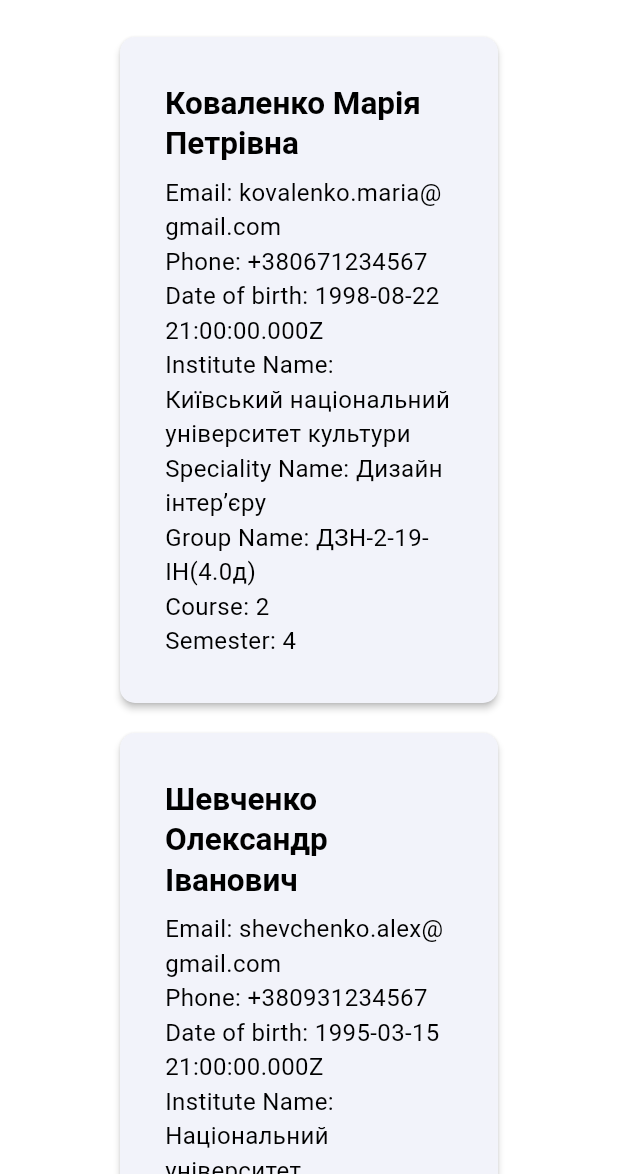
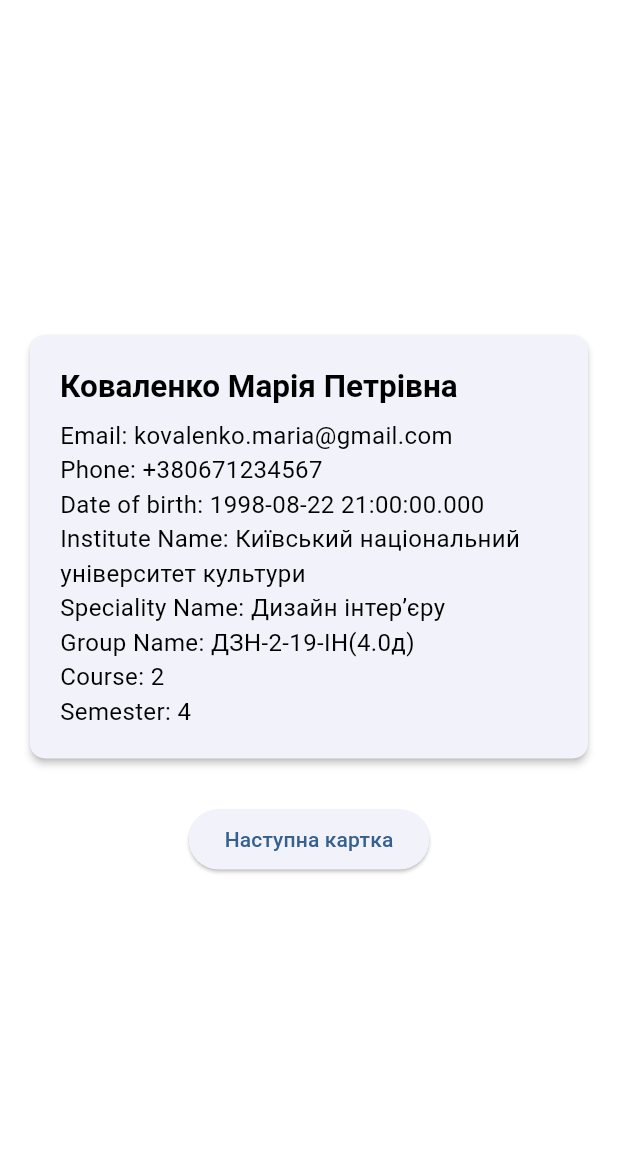
Before and after one commit to Oleksandra-ai/student_card, a Flutter app: the screen it shows after launch, on a phone screen of 412 x 824 dp, the part 62-1236 px from its top. Run offline on Flutter 3.47's test engine with Material 3 defaults, Android fonts, the phone set to English and light mode, and no system bars; our stand-ins replace flutter_riverpod.

Commit message:
Оновлення роботи карточок

```diff
--- a/lib/providers/providers.dart
+++ b/lib/providers/providers.dart
@@ -2,6 +2,10 @@ import 'package:flutter_riverpod/flutter_riverpod.dart';
 import '../models/student.dart';
 import '../view_models/student_view.dart';
 
+/*final studentProvider = StateNotifierProvider<StudentViewModel, List<Student>>(
+      (ref) => StudentViewModel()..fetchStudents(),
+);*/
+
 final studentProvider = StateNotifierProvider<StudentViewModel, List<Student>>(
       (ref) => StudentViewModel()..fetchStudents(),
 );
--- a/lib/theme/material.dart
+++ /dev/null
@@ -1,52 +0,0 @@
-class Student {
-  final String lastName;
-  final String firstName;
-  final String middleName;
-  final DateTime dateOfBirth;
-  final String contactPhones;
-  final String emailAddress;
-  final String sex;
-  final String instituteName;
-  final String specialityName;
-  final String groupName;
-  final String course;
-  final String semester;
-  final String code;
-  final String hashId;
-
-  Student({
-    required this.lastName,
-    required this.firstName,
-    required this.middleName,
-    required this.dateOfBirth,
-    required this.contactPhones,
-    required this.emailAddress,
-    required this.sex,
-    required this.instituteName,
-    required this.specialityName,
-    required this.groupName,
-    required this.course,
-    required this.semester,
-    required this.code,
-    required this.hashId,
-  });
-
-  factory Student.fromJson(Map<String, dynamic> json) {
-    return Student(
-      lastName: json['last_name'],
-      firstName: json['first_name'],
-      middleName: json['middle_name'],
-      dateOfBirth: DateTime.parse(json['date_of_birth']),
-      contactPhones: json['contact_phones'],
-      emailAddress: json['email_address'], // Відповідає JSON
-      sex: json['sex'],
-      instituteName: json['institute_name'],
-      specialityName: json['speciality_name'],
-      groupName: json['group_name'],
-      course: json['course'],
-      semester: json['semester'], // Відповідає JSON
-      code: json['code'],
-      hashId: json['hash_id'],
-    );
-  }
-}
--- a/lib/view_models/student_view.dart
+++ b/lib/view_models/student_view.dart
@@ -1,11 +1,31 @@
 import 'package:flutter_riverpod/flutter_riverpod.dart';
 import '../models/student.dart';
 
+
 class StudentViewModel extends StateNotifier<List<Student>> {
+  int _currentIndex = 0;
+
   StudentViewModel() : super([]);
 
+  int get currentIndex => _currentIndex;
+
+  Student get getCurrentStudent {
+    if (state.isEmpty) {
+      throw StateError("Список студентів порожній");
+    }
+    return state[_currentIndex];
+  }
+
+  void showNextCard() {
+    if (state.isNotEmpty) {
+      _currentIndex = (_currentIndex + 1) % state.length;
+
+      // Оновлюємо стан, щоб Riverpod сповістив про зміни
+      state = [...state];
+    }
+  }
+
   void fetchStudents() {
-    // Імітація отримання даних із сервера
     state = [
       Student.fromJson({
         "last_name": "Коваленко",
--- a/lib/views/student_card.dart
+++ b/lib/views/student_card.dart
@@ -1,9 +1,74 @@
 import 'package:flutter/material.dart';
 import 'package:flutter_riverpod/flutter_riverpod.dart';
+// import 'package:ticket_app/view_models/student_view.dart';
 import '../providers/providers.dart';
-import '../theme/style.dart';
 
 class StudentCard extends ConsumerWidget {
+  const StudentCard({super.key});
+
+  @override
+  Widget build(BuildContext context, WidgetRef ref) {
+    final theme = Theme.of(context);
+    final studentViewModel = ref.watch(studentProvider.notifier);
+    final students = ref.watch(studentProvider);
+
+    if (students.isEmpty) {
+      return Center(
+        child: Text(
+          "Список студентів порожній",
+          style: theme.textTheme.bodyMedium,
+        ),
+      );
+    }
+
+    final currentStudent = studentViewModel.getCurrentStudent;
+
+    return Column(
+      mainAxisAlignment: MainAxisAlignment.center,
+      children: [
+        Card(
+          margin: const EdgeInsets.symmetric(horizontal: 20, vertical: 10),
+          shape: RoundedRectangleBorder(
+            borderRadius: BorderRadius.circular(10),
+          ),
+          elevation: 2,
+          child: Padding(
+            padding: const EdgeInsets.all(20),
+            child: Column(
+              crossAxisAlignment: CrossAxisAlignment.start,
+              children: [
+                Text(
+                  "${currentStudent.lastName} ${currentStudent.firstName} ${currentStudent.middleName}",
+                  style: theme.textTheme.titleLarge,
+                ),
+                const SizedBox(height: 8),
+                Text("Email: ${currentStudent.emailAddress}", style: theme.textTheme.bodyMedium),
+                Text("Phone: ${currentStudent.contactPhones}", style: theme.textTheme.bodyMedium),
+                Text("Date of birth: ${currentStudent.dateOfBirth.toLocal()}", style: theme.textTheme.bodyMedium),
+                Text("Institute Name: ${currentStudent.instituteName}", style: theme.textTheme.bodyMedium),
+                Text("Speciality Name: ${currentStudent.specialityName}", style: theme.textTheme.bodyMedium),
+                Text("Group Name: ${currentStudent.groupName}", style: theme.textTheme.bodyMedium),
+                Text("Course: ${currentStudent.course}", style: theme.textTheme.bodyMedium),
+                Text("Semester: ${currentStudent.semester}", style: theme.textTheme.bodyMedium),
+              ],
+            ),
+          ),
+        ),
+        const SizedBox(height: 20),
+        ElevatedButton(
+          onPressed: () {
+            ref.read(studentProvider.notifier).showNextCard();
+          },
+          child: const Text("Наступна картка"),
+        ),
+      ],
+    );
+  }
+}
+
+
+
+/*class StudentCard extends ConsumerWidget {
   const StudentCard({super.key});
 
   @override
@@ -49,8 +114,7 @@ class StudentCard extends ConsumerWidget {
       },
     );
   }
-}
-
+}*/
 
 /*
 class StudentCard extends ConsumerWidget {
```
